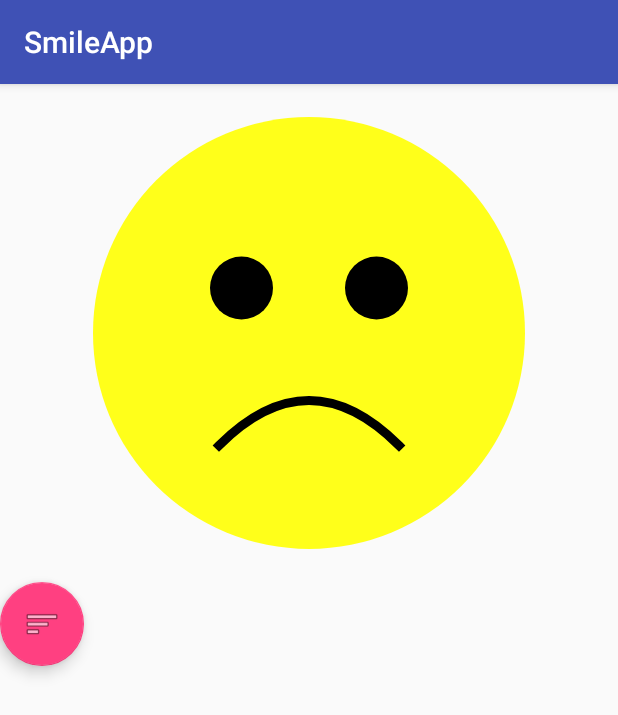
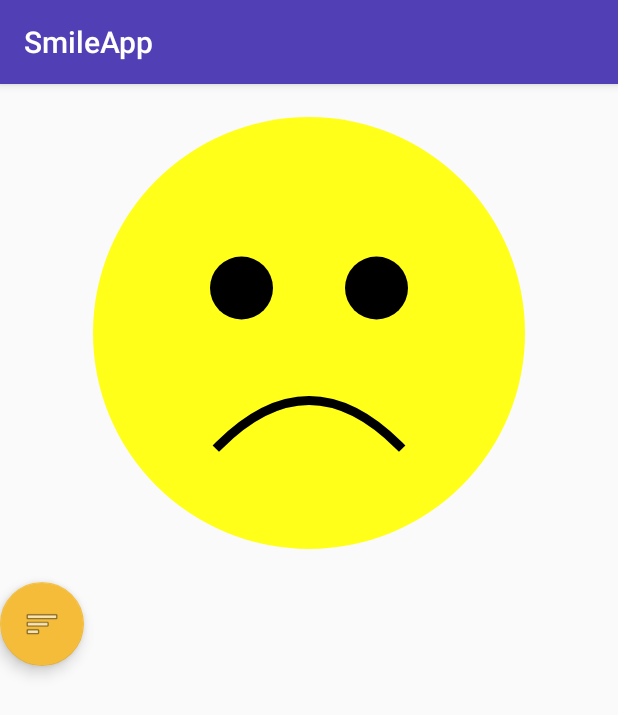
Before and after one commit to KirianGarcia/Smiles, an Android app: the screen it shows after launch (MainActivity), on a phone screen of 412 x 824 dp. Shown: the top 715 px of the screen. Run offline under Robolectric (Android 15) with nearby library versions, the phone set to English and light mode, and no system bars.

Commit message:
Soy diseñador

```diff
--- a/app/src/main/res/values/colors.xml
+++ b/app/src/main/res/values/colors.xml
@@ -1,6 +1,6 @@
 <?xml version="1.0" encoding="utf-8"?>
 <resources>
-    <color name="colorPrimary">#3F51B5</color>
-    <color name="colorPrimaryDark">#303F9F</color>
-    <color name="colorAccent">#FF4081</color>
+    <color name="colorPrimary">#513fb5</color>
+    <color name="colorPrimaryDark">#27358c</color>
+    <color name="colorAccent">#f4bc39</color>
 </resources>
```
